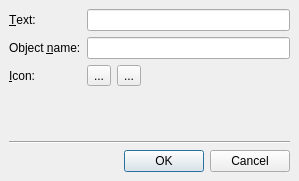
Qt form qtopiacore/qt/tools/designer/src/lib/shared/newactiondialog.ui (muromec/qtopia-ezx) before a commit.
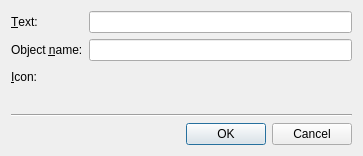
The same form after that commit. Icons and pictures are not drawn. Custom widgets are drawn as their Qt base class.

Diff of the .ui file:
```diff
--- a/qtopiacore/qt/tools/designer/src/lib/shared/newactiondialog.ui
+++ b/qtopiacore/qt/tools/designer/src/lib/shared/newactiondialog.ui
@@ -47,31 +47,16 @@
    <rect>
     <x>0</x>
     <y>0</y>
-    <width>299</width>
-    <height>181</height>
+    <width>363</width>
+    <height>156</height>
    </rect>
   </property>
   <property name="windowTitle" >
    <string>New Action...</string>
   </property>
-  <layout class="QVBoxLayout" >
-   <property name="margin" >
-    <number>9</number>
-   </property>
-   <property name="spacing" >
-    <number>6</number>
-   </property>
+  <layout class="QVBoxLayout" name="verticalLayout" >
    <item>
-    <layout class="QGridLayout" >
-     <property name="margin" >
-      <number>0</number>
-     </property>
-     <property name="spacing" >
-      <number>6</number>
-     </property>
-     <item row="0" column="1" >
-      <widget class="QLineEdit" name="editActionText" />
-     </item>
+    <layout class="QFormLayout" name="formLayout" >
      <item row="0" column="0" >
       <widget class="QLabel" name="label" >
        <property name="text" >
@@ -82,30 +67,43 @@
        </property>
       </widget>
      </item>
+     <item row="0" column="1" >
+      <widget class="QLineEdit" name="editActionText" >
+       <property name="minimumSize" >
+        <size>
+         <width>255</width>
+         <height>0</height>
+        </size>
+       </property>
+      </widget>
+     </item>
+     <item row="1" column="0" >
+      <widget class="QLabel" name="label_3" >
+       <property name="text" >
+        <string>Object &amp;name:</string>
+       </property>
+       <property name="buddy" >
+        <cstring>editObjectName</cstring>
+       </property>
+      </widget>
+     </item>
+     <item row="1" column="1" >
+      <widget class="QLineEdit" name="editObjectName" />
+     </item>
+     <item row="2" column="0" >
+      <widget class="QLabel" name="label_2" >
+       <property name="text" >
+        <string>&amp;Icon:</string>
+       </property>
+       <property name="buddy" >
+        <cstring>iconSelector</cstring>
+       </property>
+      </widget>
+     </item>
      <item row="2" column="1" >
-      <layout class="QHBoxLayout" >
-       <property name="margin" >
-        <number>0</number>
-       </property>
-       <property name="spacing" >
-        <number>6</number>
-       </property>
+      <layout class="QHBoxLayout" name="horizontalLayout" >
        <item>
-        <widget class="QToolButton" name="iconButton" >
-         <property name="text" >
-          <string>...</string>
-         </property>
-        </widget>
-       </item>
-       <item>
-        <widget class="QToolButton" name="removeIconButton" >
-         <property name="text" >
-          <string>...</string>
-         </property>
-         <property name="icon" >
-          <iconset resource="../../components/formeditor/formeditor.qrc" >:/trolltech/formeditor/images/mac/editdelete.png</iconset>
-         </property>
-        </widget>
+        <widget class="qdesigner_internal::IconSelector" native="1" name="iconSelector" />
        </item>
        <item>
         <spacer>
@@ -122,40 +120,17 @@
        </item>
       </layout>
      </item>
-     <item row="2" column="0" >
-      <widget class="QLabel" name="label_2" >
-       <property name="text" >
-        <string>&amp;Icon:</string>
-       </property>
-       <property name="buddy" >
-        <cstring>iconButton</cstring>
-       </property>
-      </widget>
-     </item>
-     <item row="1" column="0" >
-      <widget class="QLabel" name="label_3" >
-       <property name="text" >
-        <string>Object &amp;name:</string>
-       </property>
-       <property name="buddy" >
-        <cstring>editObjectName</cstring>
-       </property>
-      </widget>
-     </item>
-     <item row="1" column="1" >
-      <widget class="QLineEdit" name="editObjectName" />
-     </item>
     </layout>
    </item>
    <item>
-    <spacer>
+    <spacer name="verticalSpacer" >
      <property name="orientation" >
       <enum>Qt::Vertical</enum>
      </property>
-     <property name="sizeHint" >
+     <property name="sizeHint" stdset="0" >
       <size>
-       <width>281</width>
-       <height>261</height>
+       <width>0</width>
+       <height>0</height>
       </size>
      </property>
     </spacer>
@@ -173,12 +148,20 @@
       <enum>Qt::Horizontal</enum>
      </property>
      <property name="standardButtons" >
-      <set>QDialogButtonBox::Cancel|QDialogButtonBox::NoButton|QDialogButtonBox::Ok</set>
+      <set>QDialogButtonBox::Cancel|QDialogButtonBox::Ok</set>
      </property>
     </widget>
    </item>
   </layout>
  </widget>
+ <customwidgets>
+  <customwidget>
+   <class>qdesigner_internal::IconSelector</class>
+   <extends>QWidget</extends>
+   <header>iconselector_p.h</header>
+   <container>1</container>
+  </customwidget>
+ </customwidgets>
  <tabstops>
   <tabstop>editActionText</tabstop>
   <tabstop>editObjectName</tabstop>
```
Left out of the diff: 64 changed lines with no effect on the pictures.
